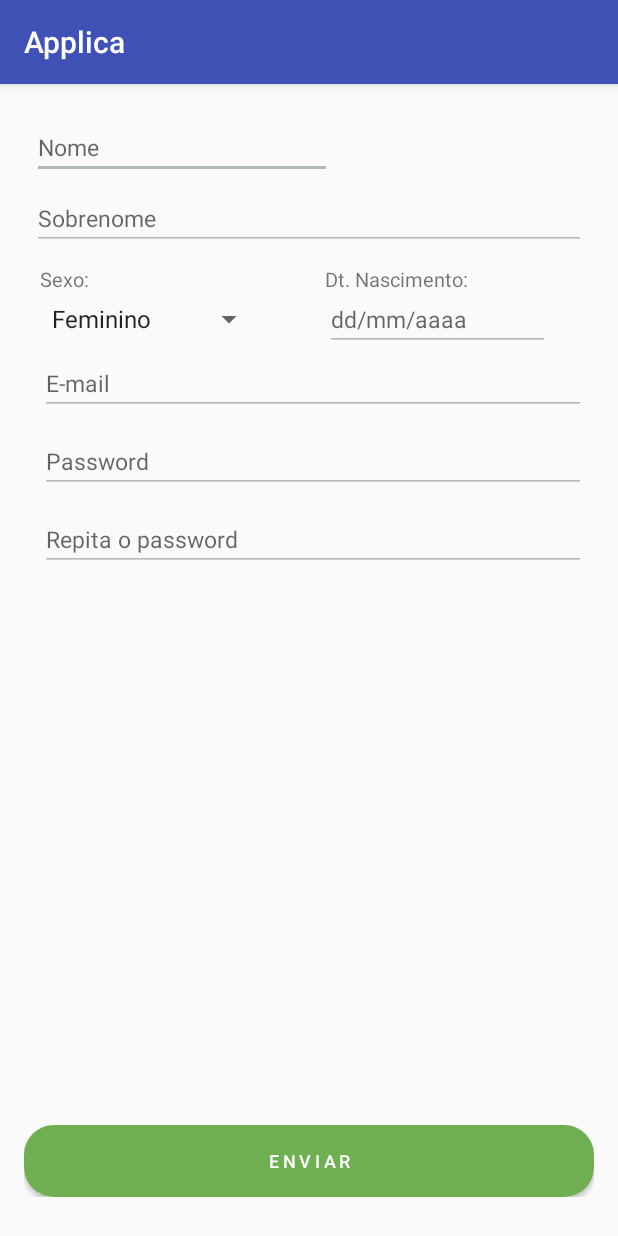
After one commit to FelipeMariano/applica-android, an Android app: the SignupActivity screen opened directly, with no data from a screen before it, on a phone screen of 412 x 824 dp. The commit adds this screen. Run offline under Robolectric (Android 15) with nearby library versions, the phone set to English and light mode, and no system bars.

Commit message:
Adds signup form and fixes main activity load

```diff
--- a/app/src/main/java/br/com/app/applica/MainNavActivity.java
+++ b/app/src/main/java/br/com/app/applica/MainNavActivity.java
@@ -67,26 +67,7 @@ public class MainNavActivity extends AppCompatActivity
     protected void onCreate(Bundle savedInstanceState) {
         super.onCreate(savedInstanceState);
         System.out.println("INITIALIZING MAIN NAV");
-        setContentView(R.layout.activity_main_nav);
-        toolbar = (Toolbar) findViewById(R.id.toolbar);
-        setSupportActionBar(toolbar);
 
-        BASE_URL = getResources().getString(R.string.base_url);
-
-
-        fab = (FloatingActionButton) findViewById(R.id.fab);
-
-
-        activityTitles = getResources().getStringArray(R.array.nav_item_activity_titles);
-
-        DrawerLayout drawer = (DrawerLayout) findViewById(R.id.drawer_layout);
-        ActionBarDrawerToggle toggle = new ActionBarDrawerToggle(
-                this, drawer, toolbar, R.string.navigation_drawer_open, R.string.navigation_drawer_close);
-        drawer.addDrawerListener(toggle);
-        toggle.syncState();
-
-        navigationView = (NavigationView) findViewById(R.id.nav_view);
-        navigationView.setNavigationItemSelectedListener(this);
         String userId = "";
         String userToken = "";
         Bundle extras = getIntent().getExtras();
@@ -112,6 +93,29 @@ public class MainNavActivity extends AppCompatActivity
             startActivity(intent);
             finish();
         }
+
+
+        setContentView(R.layout.activity_main_nav);
+        toolbar = (Toolbar) findViewById(R.id.toolbar);
+        setSupportActionBar(toolbar);
+
+        BASE_URL = getResources().getString(R.string.base_url);
+
+
+        fab = (FloatingActionButton) findViewById(R.id.fab);
+
+
+        activityTitles = getResources().getStringArray(R.array.nav_item_activity_titles);
+
+        DrawerLayout drawer = (DrawerLayout) findViewById(R.id.drawer_layout);
+        ActionBarDrawerToggle toggle = new ActionBarDrawerToggle(
+                this, drawer, toolbar, R.string.navigation_drawer_open, R.string.navigation_drawer_close);
+        drawer.addDrawerListener(toggle);
+        toggle.syncState();
+
+        navigationView = (NavigationView) findViewById(R.id.nav_view);
+        navigationView.setNavigationItemSelectedListener(this);
+
 
         if(savedInstanceState == null && CURRENT_USER.getId() != null){
             CURRENT_TAG = TAG_HOME;
--- a/app/src/main/java/br/com/app/applica/activity/LoginActivity.java
+++ b/app/src/main/java/br/com/app/applica/activity/LoginActivity.java
@@ -62,6 +62,14 @@ public class LoginActivity extends AppCompatActivity {
                 login();
             }
         });
+
+        Button buttonSignup = (Button) findViewById(R.id.btn_signup);
+        buttonSignup.setOnClickListener(new View.OnClickListener() {
+            @Override
+            public void onClick(View v) {
+                signUp();
+            }
+        });
     }
 
     private void setFields(){
@@ -70,6 +78,12 @@ public class LoginActivity extends AppCompatActivity {
 
         user.setEmail(email.getText().toString().toLowerCase());
         user.setPassword(password.getText().toString().toLowerCase());
+    }
+
+    private void signUp(){
+        Intent intent = new Intent(LoginActivity.this, SignupActivity.class);
+        startActivity(intent);
+        finish();
     }
 
     private void login() {
--- /dev/null
+++ b/app/src/main/java/br/com/app/applica/activity/SignupActivity.java
@@ -0,0 +1,47 @@
+package br.com.app.applica.activity;
+
+import android.os.Bundle;
+import android.support.v7.app.AppCompatActivity;
+import android.view.View;
+import android.widget.AdapterView;
+import android.widget.ArrayAdapter;
+import android.widget.Spinner;
+
+import br.com.app.applica.R;
+import br.com.app.applica.entitity.User;
+
+public class SignupActivity extends AppCompatActivity {
+    private User USER;
+
+
+    @Override
+    protected void onCreate(Bundle savedInstanceState) {
+        super.onCreate(savedInstanceState);
+        setContentView(R.layout.activity_signup);
+        USER = new User();
+        setSexoSpinner();
+    }
+
+    private void setSexoSpinner(){
+        Spinner sexoSpinner = (Spinner) findViewById(R.id.signup_sexo);
+        sexoSpinner.setOnItemSelectedListener(new AdapterView.OnItemSelectedListener(){
+
+            @Override
+            public void onItemSelected(AdapterView<?> parent, View view, int position, long id) {
+                 String sexo = (String) parent.getItemAtPosition(position);
+                USER.setSexo(sexo);
+            }
+
+            @Override
+            public void onNothingSelected(AdapterView<?> parent) {
+
+            }
+        });
+
+        ArrayAdapter<CharSequence> adapter = ArrayAdapter.createFromResource(this, R.array.sexo_arrays,
+                android.R.layout.simple_spinner_item);
+
+        adapter.setDropDownViewResource(android.R.layout.simple_spinner_dropdown_item);
+        sexoSpinner.setAdapter(adapter);
+    }
+}
--- a/app/src/main/java/br/com/app/applica/entitity/User.java
+++ b/app/src/main/java/br/com/app/applica/entitity/User.java
@@ -2,6 +2,7 @@ package br.com.app.applica.entitity;
 
 import com.fasterxml.jackson.annotation.JsonIgnoreProperties;
 
+import java.util.Date;
 import java.util.List;
 
 /**
@@ -19,6 +20,9 @@ public class User {
     private String sobrenome;
     private List<String> pendings;
     private Localizacao location;
+
+    private String sexo;
+    private Date dt_nasc;
 
 
     private List<Cardeneta> listaCardenetas;
@@ -129,6 +133,22 @@ public class User {
         this.sobrenome = sobrenome;
     }
 
+    public String getSexo() {
+        return sexo;
+    }
+
+    public void setSexo(String sexo) {
+        this.sexo = sexo;
+    }
+
+    public Date getDt_nasc() {
+        return dt_nasc;
+    }
+
+    public void setDt_nasc(Date dt_nasc) {
+        this.dt_nasc = dt_nasc;
+    }
+
     @Override
     public String toString(){
         return this.email.toString();
--- /dev/null
+++ b/app/src/main/res/layout/activity_signup.xml
@@ -0,0 +1,134 @@
+<?xml version="1.0" encoding="utf-8"?>
+<RelativeLayout xmlns:android="http://schemas.android.com/apk/res/android"
+    xmlns:tools="http://schemas.android.com/tools"
+    android:layout_width="match_parent"
+    android:layout_height="match_parent"
+    android:paddingBottom="@dimen/activity_vertical_margin"
+    android:paddingLeft="@dimen/activity_horizontal_margin"
+    android:paddingRight="@dimen/activity_horizontal_margin"
+    android:paddingTop="@dimen/activity_vertical_margin"
+    tools:context="br.com.app.applica.activity.SignupActivity">
+    <RelativeLayout
+        android:id="@+id/signup_infos"
+        android:layout_width="match_parent"
+        android:layout_height="wrap_content"
+        android:layout_margin="5dp">
+
+        <EditText
+            android:id="@+id/signup_nome"
+            android:inputType="text"
+            android:hint="Nome"
+            android:backgroundTint="@color/colorGrey"
+            android:textSize="15sp"
+            android:layout_width="200dp"
+            android:layout_height="wrap_content" />
+
+        <EditText
+            android:id="@+id/signup_sobrenome"
+            android:hint="Sobrenome"
+            android:textSize="15sp"
+            android:backgroundTint="@color/colorGrey"
+            android:layout_marginTop="5dp"
+            android:layout_alignStart="@+id/signup_nome"
+            android:layout_below="@+id/signup_nome"
+            android:layout_width="match_parent"
+            android:layout_height="wrap_content" />
+
+        <TextView
+            android:id="@+id/label_signup_sexo"
+            android:text="Sexo:"
+            android:layout_alignStart="@+id/signup_sobrenome"
+            android:layout_marginStart="5dp"
+            android:layout_below="@+id/signup_sobrenome"
+            android:layout_marginTop="10dp"
+            android:textSize="13sp"
+            android:layout_width="150dp"
+            android:layout_height="wrap_content" />
+
+        <Spinner
+            android:id="@+id/signup_sexo"
+            android:layout_marginTop="5dp"
+            android:textSize="12sp"
+            android:layout_below="@+id/label_signup_sexo"
+            android:layout_alignStart="@+id/label_signup_sexo"
+            android:layout_width="150dp"
+            android:layout_height="wrap_content"
+            />
+
+        <TextView
+            android:id="@+id/label_signup_dt_nasc"
+            android:text="Dt. Nascimento:"
+            android:textSize="13sp"
+            android:layout_marginStart="40dp"
+            android:layout_toEndOf="@+id/label_signup_sexo"
+            android:layout_alignBaseline="@+id/label_signup_sexo"
+            android:layout_width="wrap_content"
+            android:layout_height="wrap_content" />
+
+        <EditText
+            android:id="@+id/signup_dt_nasc"
+            android:layout_alignBaseline="@+id/signup_sexo"
+            android:hint="dd/mm/aaaa"
+            android:inputType="date"
+            android:textSize="15sp"
+            android:backgroundTint="@color/colorGrey"
+            android:layout_alignStart="@+id/label_signup_dt_nasc"
+            android:layout_below="@+id/label_signup_dt_nasc"
+            android:layout_width="150dp"
+            android:layout_height="wrap_content" />
+        <!--
+
+            -->
+        <EditText
+            android:id="@+id/signup_email"
+            android:hint="E-mail"
+            android:textSize="15sp"
+            android:layout_marginTop="10dp"
+            android:layout_alignStart="@+id/signup_sexo"
+            android:layout_below="@+id/signup_sexo"
+            android:backgroundTint="@color/colorGrey"
+            android:layout_width="match_parent"
+            android:layout_height="wrap_content" />
+
+        <EditText
+            android:id="@+id/signup_password"
+            android:hint="Password"
+            android:textSize="15sp"
+            android:inputType="textPassword"
+            android:layout_marginTop="10dp"
+            android:layout_alignStart="@+id/signup_email"
+            android:layout_below="@+id/signup_email"
+            android:layout_width="match_parent"
+            android:backgroundTint="@color/colorGrey"
+            android:layout_height="wrap_content" />
+
+        <EditText
+            android:id="@+id/signup_password_repeat"
+            android:hint="Repita o password"
+            android:textSize="15sp"
+            android:inputType="textPassword"
+            android:backgroundTint="@color/colorGrey"
+            android:layout_marginTop="10dp"
+            android:layout_alignStart="@+id/signup_password"
+            android:layout_below="@+id/signup_password"
+            android:layout_width="match_parent"
+            android:layout_height="wrap_content" />
+    </RelativeLayout>
+    <RelativeLayout
+        android:layout_width="match_parent"
+        android:layout_height="wrap_content"
+        android:layout_alignParentBottom="true"
+        android:layout_marginBottom="10dp">
+       <Button
+           android:layout_width="match_parent"
+           android:layout_height="wrap_content"
+           android:text="Enviar"
+           android:letterSpacing="0.2"
+           android:id="@+id/signup_btn_send"
+           android:textSize="12sp"
+           android:textColor="@color/colorWhite"
+           android:background="@drawable/buttonsignup"/>
+
+    </RelativeLayout>
+
+</RelativeLayout>
```
Also changed, not shown: app/src/main/AndroidManifest.xml (+17 -10 lines).
